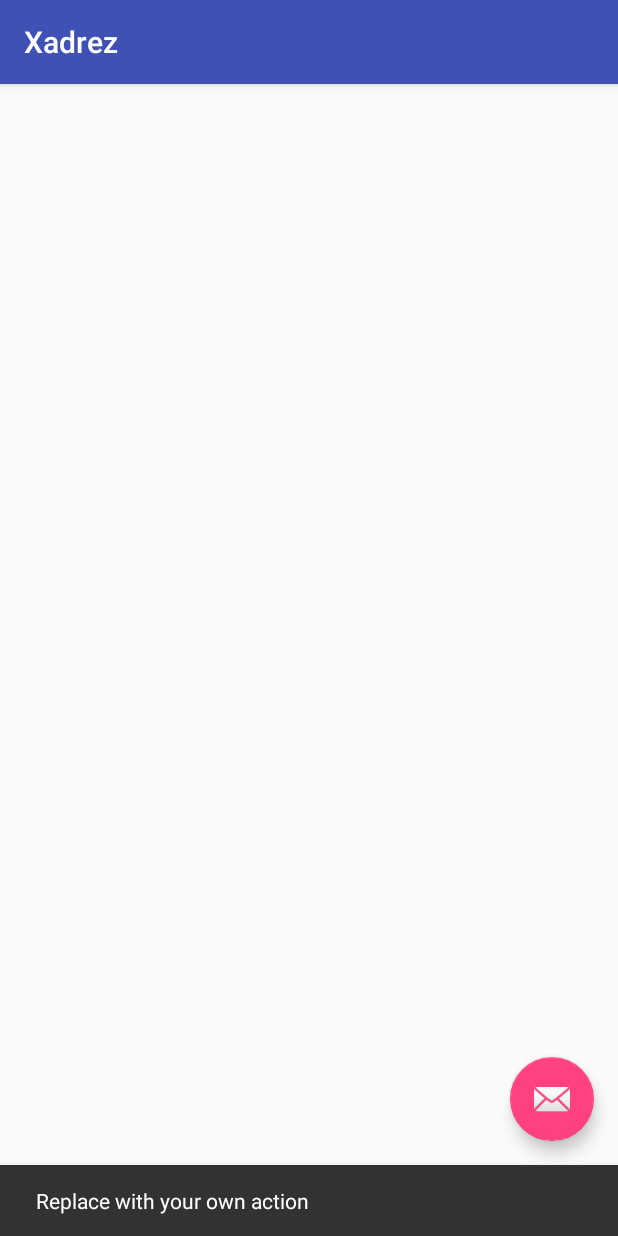
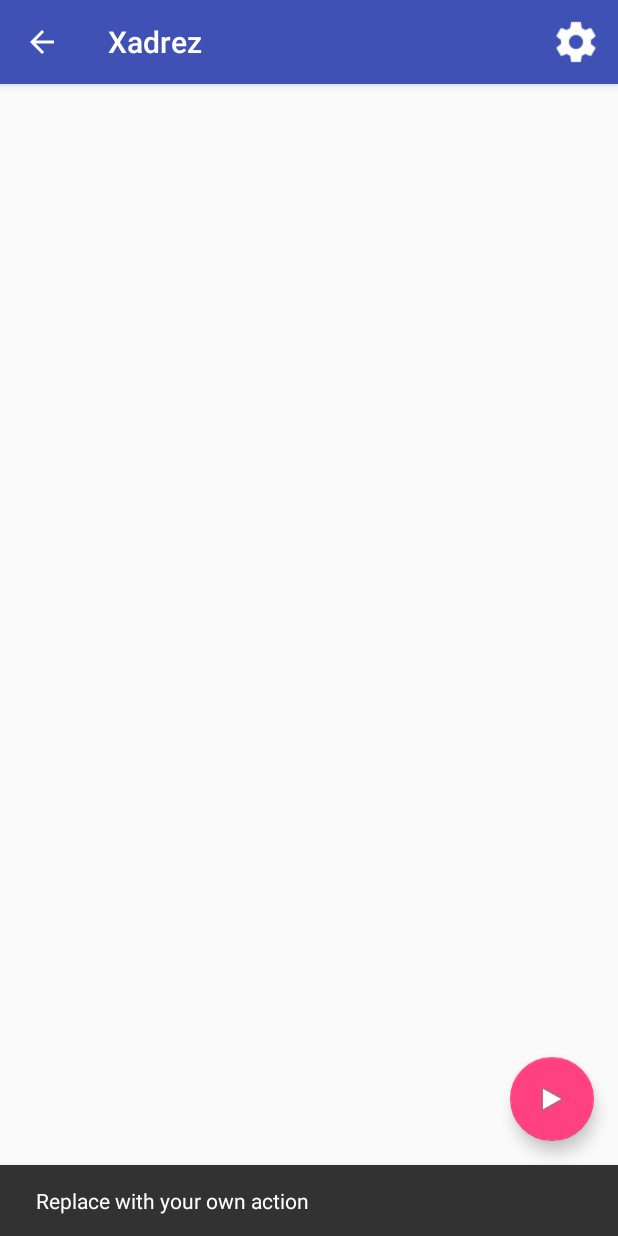
Before and after one commit to rafaelperatello/Projeto-Gestor-de-Jogos, an Android app: the ChessActivity screen opened directly, with no data from a screen before it, after a tap on an icon or button, on a phone screen of 412 x 824 dp. Run offline under Robolectric (Android 15) with nearby library versions, the phone set to English and light mode, and no system bars.

Commit message:
adjustments in chess activity

```diff
--- a/app/src/main/java/br/edu/ifspsaocarlos/sdm/projetogestordejogos/activity/ChessActivity.java
+++ b/app/src/main/java/br/edu/ifspsaocarlos/sdm/projetogestordejogos/activity/ChessActivity.java
@@ -1,11 +1,18 @@
 package br.edu.ifspsaocarlos.sdm.projetogestordejogos.activity;
 
+import android.graphics.Color;
+import android.graphics.PorterDuff;
+import android.graphics.drawable.Drawable;
 import android.os.Bundle;
 import android.support.design.widget.FloatingActionButton;
 import android.support.design.widget.Snackbar;
 import android.support.v7.app.AppCompatActivity;
 import android.support.v7.widget.Toolbar;
+import android.view.Menu;
+import android.view.MenuInflater;
+import android.view.MenuItem;
 import android.view.View;
+import android.widget.Toast;
 
 import br.edu.ifspsaocarlos.sdm.projetogestordejogos.R;
 
@@ -22,10 +29,44 @@ public class ChessActivity extends AppCompatActivity {
         fab.setOnClickListener(new View.OnClickListener() {
             @Override
             public void onClick(View view) {
-                Snackbar.make(view, "Replace with your own action", Snackbar.LENGTH_LONG)
-                        .setAction("Action", null).show();
+                Snackbar.make(view, "Replace with your own action", Snackbar.LENGTH_LONG).setAction("Action", null).show();
             }
         });
+        getSupportActionBar().setDisplayHomeAsUpEnabled(true);
+    }
+
+    @Override
+    public boolean onCreateOptionsMenu(Menu menu) {
+        MenuInflater inflater = getMenuInflater();
+        inflater.inflate(R.menu.chess_activity_bar, menu);
+
+        setMenuColor(menu.findItem(R.id.action_setting).getIcon());
+
+        return super.onCreateOptionsMenu(menu);
+    }
+
+    private void setMenuColor(Drawable d){
+        if (d != null) {
+            d.mutate();
+            d.setColorFilter(Color.WHITE, PorterDuff.Mode.SRC_ATOP);
+        }
+    }
+
+    @Override
+    public boolean onOptionsItemSelected(MenuItem item) {
+        switch (item.getItemId()) {
+            case android.R.id.home:
+                super.onBackPressed();
+                return true;
+
+            case R.id.action_setting:
+                Toast.makeText(this, "Settings", Toast.LENGTH_SHORT).show();
+                break;
+            default:
+                break;
+        }
+
+        return true;
     }
 
 }
--- a/app/src/main/java/br/edu/ifspsaocarlos/sdm/projetogestordejogos/activity/MainActivity.java
+++ b/app/src/main/java/br/edu/ifspsaocarlos/sdm/projetogestordejogos/activity/MainActivity.java
@@ -51,7 +51,6 @@ public class MainActivity extends AppCompatActivity {
     private View.OnClickListener btDiceOnClickListener = new View.OnClickListener() {
         @Override
         public void onClick(View v) {
-//            Toast.makeText(MainActivity.this, "Dice", Toast.LENGTH_LONG).show();
             Intent intentDice = new Intent(MainActivity.this, DiceActivity.class);
             startActivity(intentDice);
         }
@@ -60,8 +59,6 @@ public class MainActivity extends AppCompatActivity {
     private View.OnClickListener btRouletteOnClickListener = new View.OnClickListener() {
         @Override
         public void onClick(View v) {
-//            Toast.makeText(MainActivity.this, "Roll", Toast.LENGTH_LONG).show();
-
             Intent intentRoulette = new Intent(MainActivity.this, RouletteActivity.class);
             startActivity(intentRoulette);
         }
@@ -70,7 +67,8 @@ public class MainActivity extends AppCompatActivity {
     private View.OnClickListener btChessOnClickListener = new View.OnClickListener() {
         @Override
         public void onClick(View v) {
-            Toast.makeText(MainActivity.this, "Chess", Toast.LENGTH_LONG).show();
+            Intent intentChess = new Intent(MainActivity.this, ChessActivity.class);
+            startActivity(intentChess);
         }
     };
 
--- a/app/src/main/res/layout/activity_chess.xml
+++ b/app/src/main/res/layout/activity_chess.xml
@@ -31,6 +31,6 @@
     <android.support.design.widget.FloatingActionButton android:id="@+id/fab"
         android:layout_width="wrap_content" android:layout_height="wrap_content"
         android:layout_gravity="bottom|end" android:layout_margin="@dimen/fab_margin"
-        android:src="@android:drawable/ic_dialog_email" />
+        android:src="@android:drawable/ic_media_play" />
 
 </android.support.design.widget.CoordinatorLayout>
--- /dev/null
+++ b/app/src/main/res/menu/chess_activity_bar.xml
@@ -0,0 +1,9 @@
+<menu xmlns:android="http://schemas.android.com/apk/res/android"
+    xmlns:app="http://schemas.android.com/apk/res-auto">
+
+    <item android:id="@+id/action_setting"
+        android:icon="@drawable/ic_settings"
+        android:title="@string/action_add"
+        app:showAsAction="always" />
+
+</menu>
```
